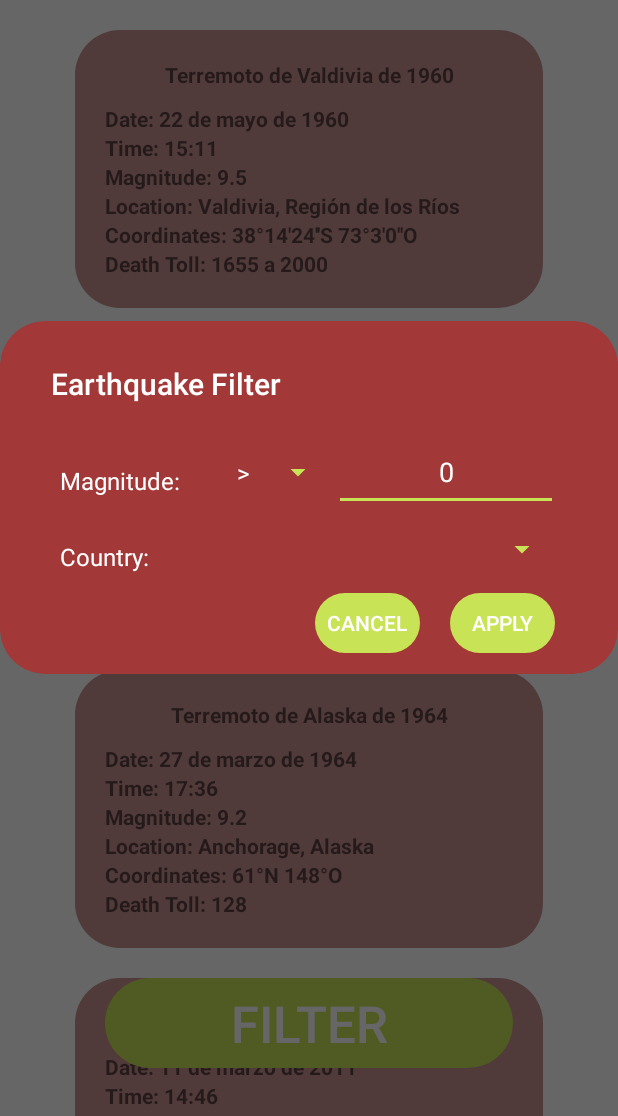
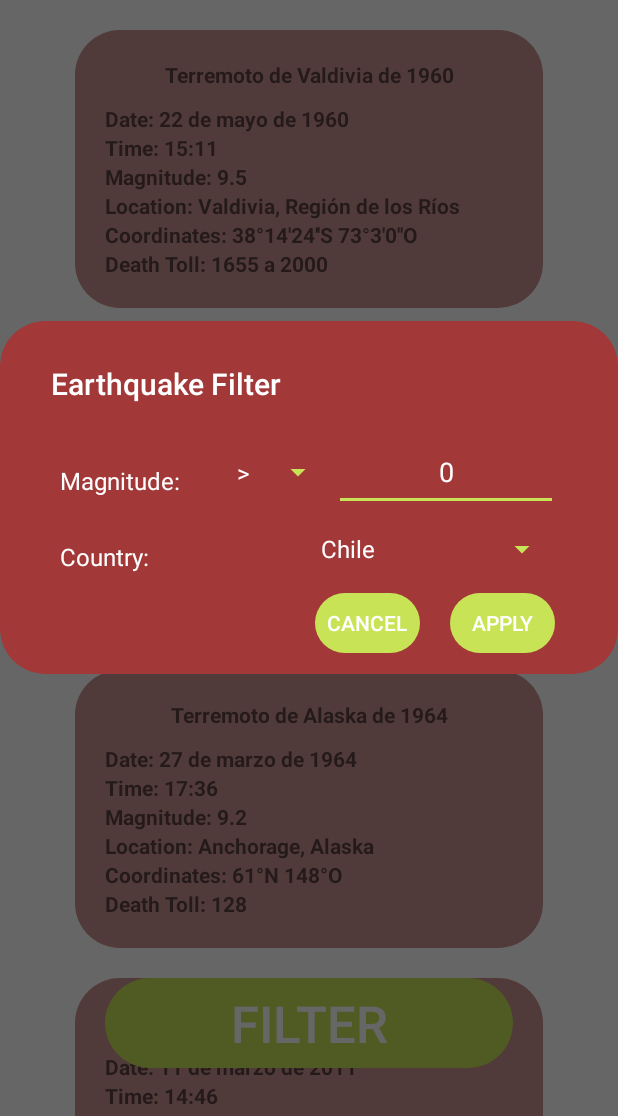
Before and after one commit to josmarqu/Quake_History_Android_Room_App, an Android app: the QuakeHistory screen opened directly, with no data from a screen before it, after a tap on "FILTER", on a phone screen of 412 x 824 dp, the part 120-1236 px from its top. Run offline under Robolectric (Android 15) with nearby library versions, the phone set to English and light mode, and no system bars; our stand-ins replace Room's generated code.

Commit message:
alert dialog design finished

```diff
--- a/app/src/main/java/com/example/quakehistory/DialogFilter.java
+++ b/app/src/main/java/com/example/quakehistory/DialogFilter.java
@@ -4,11 +4,16 @@ import android.app.Dialog;
 import android.content.Context;
 import android.os.Bundle;
 import android.view.View;
+import android.widget.ArrayAdapter;
 import android.widget.Button;
 import android.widget.EditText;
 import android.widget.Spinner;
 import androidx.annotation.Nullable;
 import androidx.fragment.app.DialogFragment;
+
+import com.example.quakehistory.db.EarthQuakeDB;
+
+import java.util.ArrayList;
 
 public class DialogFilter extends DialogFragment {
     OnDialogListener mListener;
@@ -22,7 +27,8 @@ public class DialogFilter extends DialogFragment {
 
         spnMag = v.findViewById(R.id.spnMag);
         etMag = v.findViewById(R.id.etMag);
-        spnCtry = v.findViewById(R.id.spnCtry);
+        initSpnCtry(v);
+
 
         AlertDialog.Builder builder = new AlertDialog.Builder(getActivity(), R.style.MyAlertDialogStyle);
         builder.setView(v);
@@ -41,8 +47,8 @@ public class DialogFilter extends DialogFragment {
             Button btnApply = ad.getButton(AlertDialog.BUTTON_POSITIVE);
             btnApply.setOnClickListener(view -> {
                 try {
-                    String mag = etMag.getText().toString();
-                    float magValue = Float.parseFloat(mag);
+                    String mag = spnMag.getSelectedItem().toString();
+                    double magValue = Double.parseDouble(etMag.getText().toString());
                     String ctry = spnCtry.getSelectedItem().toString();
                     mListener.onDialogPositiveClick(mag, magValue, ctry);
                     ad.dismiss();
@@ -53,6 +59,16 @@ public class DialogFilter extends DialogFragment {
             });
         });
         return ad;
+    }
+
+    private void initSpnCtry(View v)
+    {
+        ArrayList<String> ctryList;
+        ctryList = (ArrayList<String>) EarthQuakeDB.getDatabase(getContext()).countryDao().getAllCountries();
+        spnCtry = v.findViewById(R.id.spnCtry);
+        ArrayAdapter<String> adapter = new ArrayAdapter<>(getContext(), R.layout.spn_ctry_selected_ite, ctryList);
+        adapter.setDropDownViewResource(R.layout.spn_ctry);
+        spnCtry.setAdapter(adapter);
     }
 
     @Override
--- a/app/src/main/java/com/example/quakehistory/OnDialogListener.java
+++ b/app/src/main/java/com/example/quakehistory/OnDialogListener.java
@@ -1,5 +1,5 @@
 package com.example.quakehistory;
 
 public interface OnDialogListener {
-    void onDialogPositiveClick(String mag, float magValue, String ctry);
+    void onDialogPositiveClick(String mag, double magValue, String ctry);
 }
--- a/app/src/main/java/com/example/quakehistory/QuakeHistory.java
+++ b/app/src/main/java/com/example/quakehistory/QuakeHistory.java
@@ -166,7 +166,7 @@ public class QuakeHistory extends AppCompatActivity implements OnDialogListener
     }
 
     @Override
-    public void onDialogPositiveClick(String mag, float magValue, String ctry) {
+    public void onDialogPositiveClick(String mag, double magValue, String ctry) {
         System.out.println("Mag: " + mag + " MagValue: " + magValue + " Ctry: " + ctry);
     }
 }
--- a/app/src/main/java/com/example/quakehistory/db/crud/CountryDao.java
+++ b/app/src/main/java/com/example/quakehistory/db/crud/CountryDao.java
@@ -14,6 +14,10 @@ public interface CountryDao {
     @Query("SELECT * FROM ctry_affected")
     public List<CtryAffected> getAll();
 
+    // get all countriesAffected names
+    @Query("SELECT country FROM ctry_affected")
+    public List<String> getAllCountries();
+
     // insert countryAffected
     @Insert
     public long insert(CtryAffected ctryAffected);
--- a/app/src/main/java/com/example/quakehistory/db/crud/EqDao.java
+++ b/app/src/main/java/com/example/quakehistory/db/crud/EqDao.java
@@ -17,4 +17,5 @@ public interface EqDao {
     // insert earth quake
     @Insert
     public long insert(EarthQuake earthQuake);
+
 }
--- a/app/src/main/res/layout/dialog_filter.xml
+++ b/app/src/main/res/layout/dialog_filter.xml
@@ -80,7 +80,8 @@
             android:layout_height="match_parent"
             android:layout_weight="1"
             android:backgroundTint="@color/soft_green"
-            android:theme="@style/SpinnerTheme" />
+            android:theme="@style/SpinnerTheme"
+            />
     </LinearLayout>
 
 </LinearLayout>
--- /dev/null
+++ b/app/src/main/res/layout/spn_ctry_selected_ite.xml
@@ -0,0 +1,8 @@
+<TextView xmlns:android="http://schemas.android.com/apk/res/android"
+    android:id="@android:id/text1"
+    android:layout_width="match_parent"
+    android:layout_height="wrap_content"
+    android:textColor="@color/white"
+    android:textSize="16sp"
+    android:textAlignment="center"
+    />
```
Also changed, not shown: app/src/main/java/com/example/quakehistory/db/room_tables/CtryAffected.java (+8 -0 lines), app/src/main/res/layout/spn_ctry.xml (added, +7 -0 lines).
